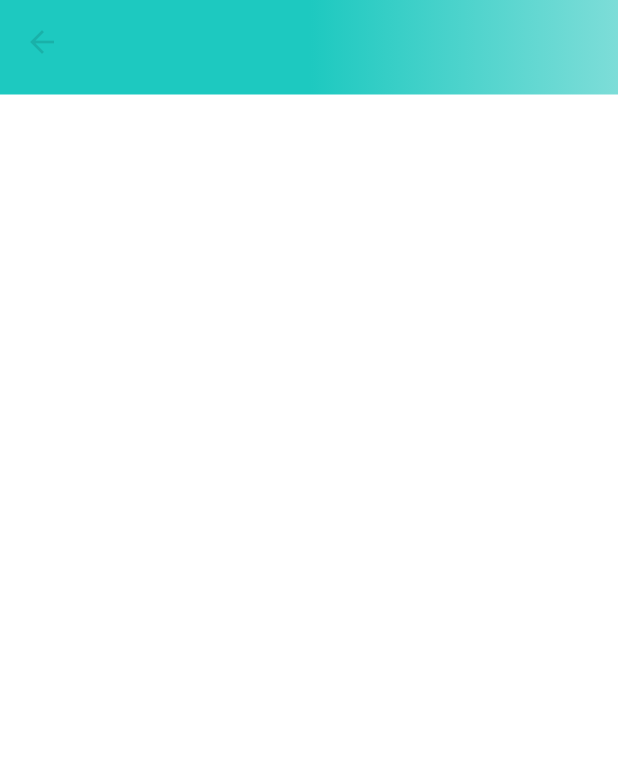
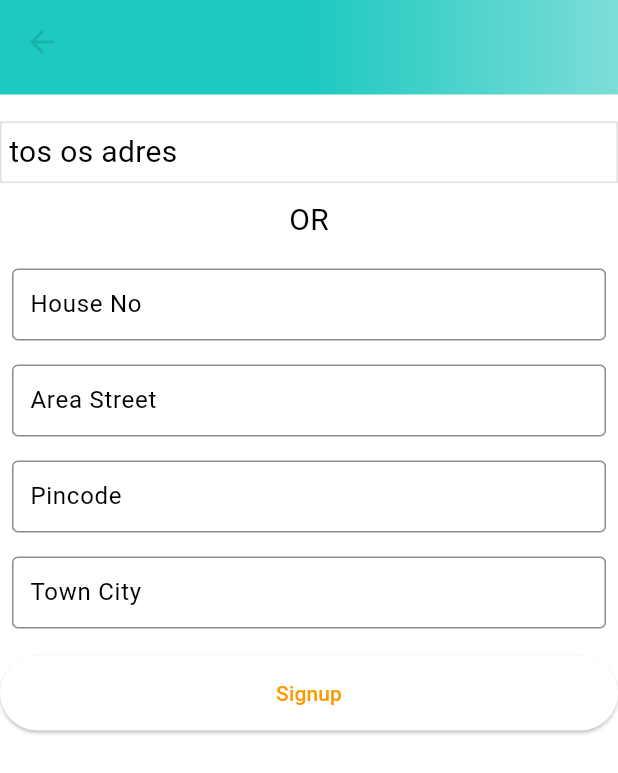
Before and after one commit to siddhu12980/Amazon-Clone, a Flutter app: the AddressScreen screen opened by its route, on a phone screen of 412 x 824 dp. Shown: the top 773 px of the screen. Run offline on Flutter 3.47's test engine with Material 3 defaults, Android fonts, the phone set to English and light mode, and no system bars; our stand-ins replace badges, carousel_slider, dotted_border, file_picker, flutter_rating_bar and 1 more; missing offline and left inert: cloudinary_public, cloudinary_url_gen, dart:ffi; accounts and stored records are empty.

Commit message:
FIX : :bug:Minor Bugs

```diff
--- a/lib/feature/address/screen/address_screen.dart
+++ b/lib/feature/address/screen/address_screen.dart
@@ -1,5 +1,10 @@
+import 'package:cloudinary_url_gen/transformation/resize/pad.dart';
 import 'package:ec/constants/global_variable.dart';
+import 'package:ec/feature/auth/widgets/common/custom_button.dart';
+import 'package:ec/feature/auth/widgets/common/custom_textfield.dart';
+import 'package:ec/provider/user_provider.dart';
 import 'package:flutter/material.dart';
+import 'package:provider/provider.dart';
 
 class AddressScreen extends StatefulWidget {
   static const String routeName = "Address-screen";
@@ -10,8 +15,27 @@ class AddressScreen extends StatefulWidget {
 }
 
 class _AddressScreenState extends State<AddressScreen> {
+  final TextEditingController _houseController = TextEditingController();
+  final TextEditingController _streetController = TextEditingController();
+  final TextEditingController _pinController = TextEditingController();
+  final TextEditingController _cityController = TextEditingController();
+
+  final _signupFormKey = GlobalKey<FormState>();
+
+  @override
+  void dispose() {
+    super.dispose();
+    _houseController.dispose();
+    _streetController.dispose();
+    _pinController.dispose();
+    _cityController.dispose();
+  }
+
   @override
   Widget build(BuildContext context) {
+    // var address = context.watch<UserProvider>().user.address;
+    const String address = "tos os adres";
+
     return Scaffold(
       appBar: PreferredSize(
         preferredSize: const Size.fromHeight(63),
@@ -23,6 +47,81 @@ class _AddressScreenState extends State<AddressScreen> {
           ),
         ),
       ),
+      body: SingleChildScrollView(
+        child: Padding(
+            padding: const EdgeInsets.only(top: 8),
+            child: Column(
+              children: [
+                Form(
+                  key: _signupFormKey,
+                  child: Column(
+                    children: [
+                      if (address.isNotEmpty)
+                        Column(
+                          children: [
+                            const SizedBox(
+                              height: 10,
+                            ),
+                            Container(
+                              width: double.infinity,
+                              decoration: BoxDecoration(
+                                border: Border.all(color: Colors.black12),
+                              ),
+                              child: Padding(
+                                padding: const EdgeInsets.all(5),
+                                child: Text(
+                                  address,
+                                  style: const TextStyle(fontSize: 20),
+                                ),
+                              ),
+                            ),
+                            const SizedBox(
+                              height: 10,
+                            ),
+                            Container(
+                              child: Text(
+                                "OR",
+                                style: TextStyle(
+                                    fontSize: 20, fontWeight: FontWeight.w400),
+                              ),
+                            ),
+                            const SizedBox(
+                              height: 10,
+                            ),
+                          ],
+                        ),
+                      CustomTextField(
+                        controller: _houseController,
+                        txt: "House No",
+                      ),
+                      CustomTextField(
+                        controller: _streetController,
+                        txt: "Area Street",
+                      ),
+                      CustomTextField(
+                        controller: _pinController,
+                        txt: "Pincode",
+                      ),
+                      CustomTextField(
+                        controller: _cityController,
+                        txt: "Town City",
+                      ),
+                      const SizedBox(
+                        height: 10,
+                      ),
+                      CustomButton(
+                          text: "Signup",
+                          onTap: () {
+                            if (_signupFormKey.currentState!.validate()) {
+                              print("do");
+                            }
+                          }),
+                    ],
+                  ),
+                ),
+              ],
+            )),
+      ),
     );
   }
 }
--- a/lib/feature/cart/screens/cart_screen.dart
+++ b/lib/feature/cart/screens/cart_screen.dart
@@ -22,11 +22,7 @@ class _CartScreenState extends State<CartScreen> {
   }
 
   void navigateToAddress(int sum) {
-    Navigator.pushNamed(
-      context,
-      AddressScreen.routeName,
-      arguments: sum.toString(),
-    );
+    Navigator.pushNamed(context, AddressScreen.routeName);
   }
 
   @override
@@ -119,9 +115,7 @@ class _CartScreenState extends State<CartScreen> {
               padding: const EdgeInsets.all(8.0),
               child: CustomButton(
                 text: 'Proceed to Buy (${user.cart.length} items)',
-                // onTap: () => navigateToAddress(sum),
-                onTap: () => {},
-                // color: Colors.yellow[600],
+                onTap: () => navigateToAddress(sum),
               ),
             ),
             const SizedBox(height: 15),
--- a/pubspec.yaml
+++ b/pubspec.yaml
@@ -46,6 +46,8 @@ dependencies:
   cloudinary_url_gen: ^1.0.0
   cloudinary_public: ^0.23.1
   flutter_rating_bar: ^4.0.1
+  pay_android: ^2.0.0
+  pay: ^2.0.0
 
 
 dev_dependencies:
```
Also changed, not shown: pubspec.lock.
